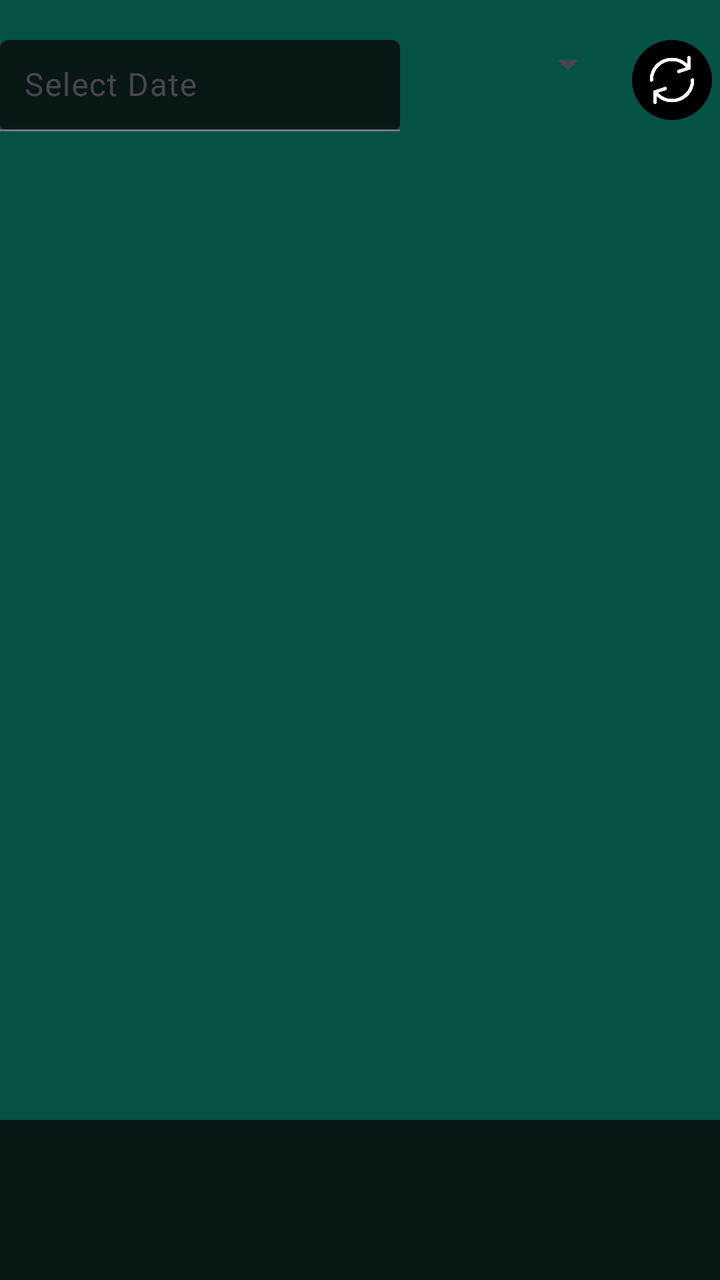
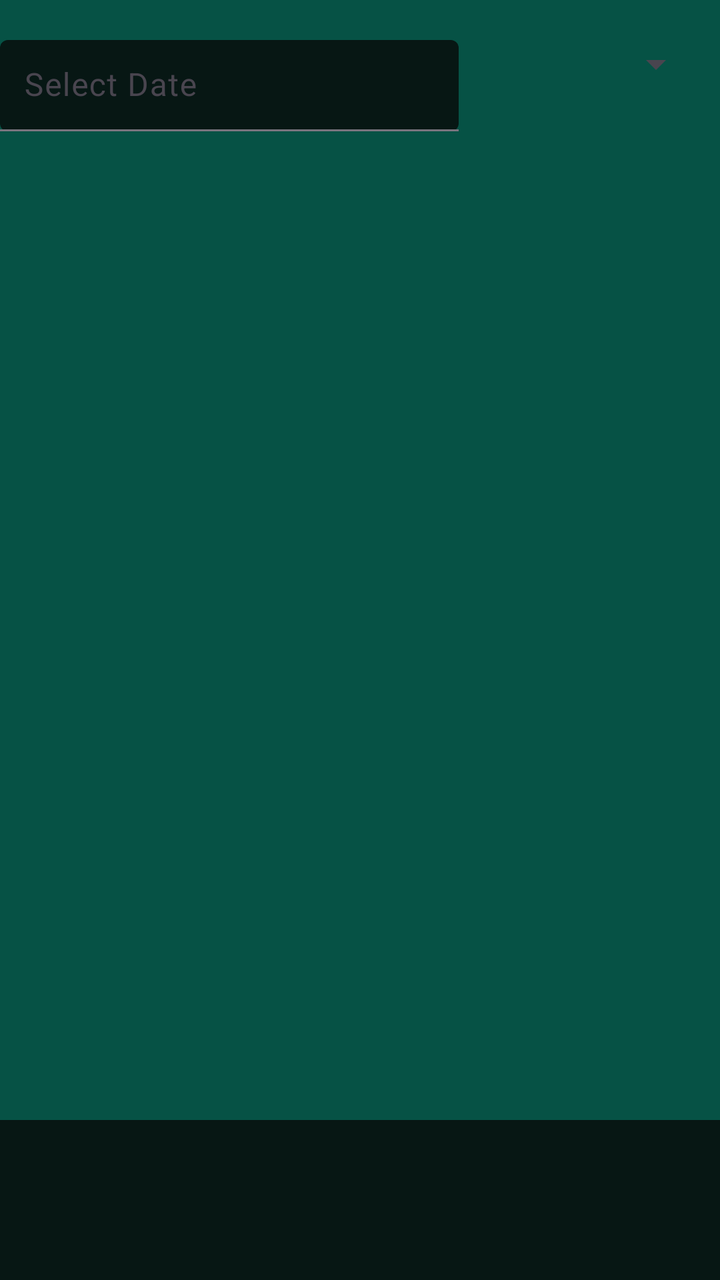

Before-and-after screenshots of an Android layout around one commit, followed by the original layout XML and the change that was made.
<!-- AndroidManifest.xml: application theme Theme.MyWarehouse -->
<!-- res/layout/activity_reports.xml -->
<RelativeLayout xmlns:android="http://schemas.android.com/apk/res/android"
    xmlns:app="http://schemas.android.com/apk/res-auto"
    xmlns:tools="http://schemas.android.com/tools"
    android:layout_width="match_parent"
    android:layout_height="match_parent"
    android:background="@color/green"
    android:paddingTop="20dp"
    tools:context=".Activities.ReportsActivity">

    
    <LinearLayout
        android:id="@+id/search_container"
        android:layout_width="match_parent"
        android:layout_height="wrap_content"
        android:orientation="horizontal"
        android:layout_alignParentTop="true">

        
        <com.google.android.material.textfield.TextInputLayout
            android:id="@+id/text_input_date"
            android:layout_width="0dp"
            android:layout_height="wrap_content"
            android:layout_weight="2"
            android:layout_marginEnd="8dp"
            app:boxBackgroundMode="filled"
            app:boxBackgroundColor="@color/darkgreen">

            <com.google.android.material.textfield.TextInputEditText
                android:id="@+id/date_input"
                android:layout_width="match_parent"
                android:layout_height="wrap_content"
                android:hint="Select Date"
                android:textColor="@color/white"
                android:textColorHint="@color/white"
                android:padding="12dp"
                android:focusable="false"
                android:clickable="true" />
        </com.google.android.material.textfield.TextInputLayout>

        
        <Spinner
            android:id="@+id/type_spinner"
            android:layout_width="0dp"
            android:layout_weight="1"
            android:layout_height="wrap_content"
            android:layout_marginEnd="8dp" />

        
        <androidx.appcompat.widget.AppCompatImageButton
            android:id="@+id/refresh_button"
            android:layout_width="40dp"
            android:layout_height="40dp"
            android:background="@drawable/circular_button_background"
            android:src="@drawable/ic_update"
            android:scaleType="centerCrop"
            android:tint="@color/white"
            android:layout_marginEnd="4dp"
            android:padding="8dp" />
    </LinearLayout>

    
    <androidx.core.widget.NestedScrollView
        android:id="@+id/nested_view"
        android:layout_width="match_parent"
        android:layout_height="0dp"
        android:layout_below="@id/search_container"
        android:layout_above="@id/bottom_navigation"
        android:layout_marginTop="16dp"
        android:fillViewport="true">

        <androidx.recyclerview.widget.RecyclerView
            android:id="@+id/recycler_logs"
            android:layout_width="match_parent"
            android:layout_height="wrap_content" />
    </androidx.core.widget.NestedScrollView>

    
    <com.google.android.material.bottomnavigation.BottomNavigationView
        android:id="@+id/bottom_navigation"
        android:layout_width="match_parent"
        android:layout_height="wrap_content"
        android:layout_alignParentBottom="true"
        android:background="@color/darkgreen"
        app:itemRippleColor="@android:color/transparent"
        app:labelVisibilityMode="unlabeled" />

</RelativeLayout>
<!-- resources referenced by this layout -->
<resources>
  <color name="darkgreen">#071714</color>
  <color name="green">#065245</color>
  <color name="white">#FFFFFFFF</color>
  <!-- drawable circular_button_background (drawable) -->
  <shape xmlns:android="http://schemas.android.com/apk/res/android"
      android:shape="oval">
      <solid android:color="@color/black"/>
  </shape>
  <!-- drawable ic_update: png bitmap (drawable, 16185 bytes) -->
  <style name="Theme.MyWarehouse" parent="Base.Theme.MyWarehouse" />
  <color name="black">#FF000000</color>
  <style name="Base.Theme.MyWarehouse" parent="Theme.Material3.DayNight.NoActionBar">
  
         <item name="colorPrimary">@color/green</item>
      </style>
</resources>

<!-- the commit's change to res/layout/activity_reports.xml (unified diff, before → after) -->
@@ -45,17 +45,7 @@
             android:layout_height="wrap_content"
             android:layout_marginEnd="8dp" />
 
-        
-        <androidx.appcompat.widget.AppCompatImageButton
-            android:id="@+id/refresh_button"
-            android:layout_width="40dp"
-            android:layout_height="40dp"
-            android:background="@drawable/circular_button_background"
-            android:src="@drawable/ic_update"
-            android:scaleType="centerCrop"
-            android:tint="@color/white"
-            android:layout_marginEnd="4dp"
-            android:padding="8dp" />
+
     </LinearLayout>
 
     
<!-- resource entries referenced after the edit -->
@@ -3,14 +3,7 @@
   <color name="darkgreen">#071714</color>
   <color name="green">#065245</color>
   <color name="white">#FFFFFFFF</color>
-  <!-- drawable circular_button_background (drawable) -->
-  <shape xmlns:android="http://schemas.android.com/apk/res/android"
-      android:shape="oval">
-      <solid android:color="@color/black"/>
-  </shape>
-  <!-- drawable ic_update: png bitmap (drawable, 16185 bytes) -->
   <style name="Theme.MyWarehouse" parent="Base.Theme.MyWarehouse" />
-  <color name="black">#FF000000</color>
   <style name="Base.Theme.MyWarehouse" parent="Theme.Material3.DayNight.NoActionBar">
   
          <item name="colorPrimary">@color/green</item>
